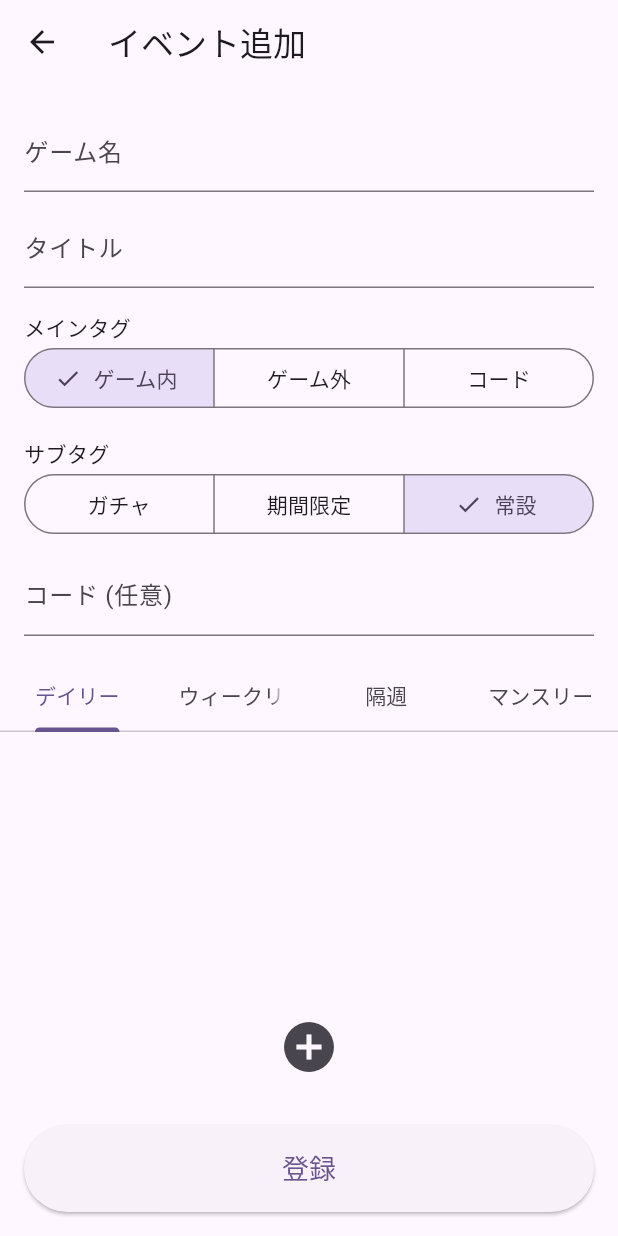
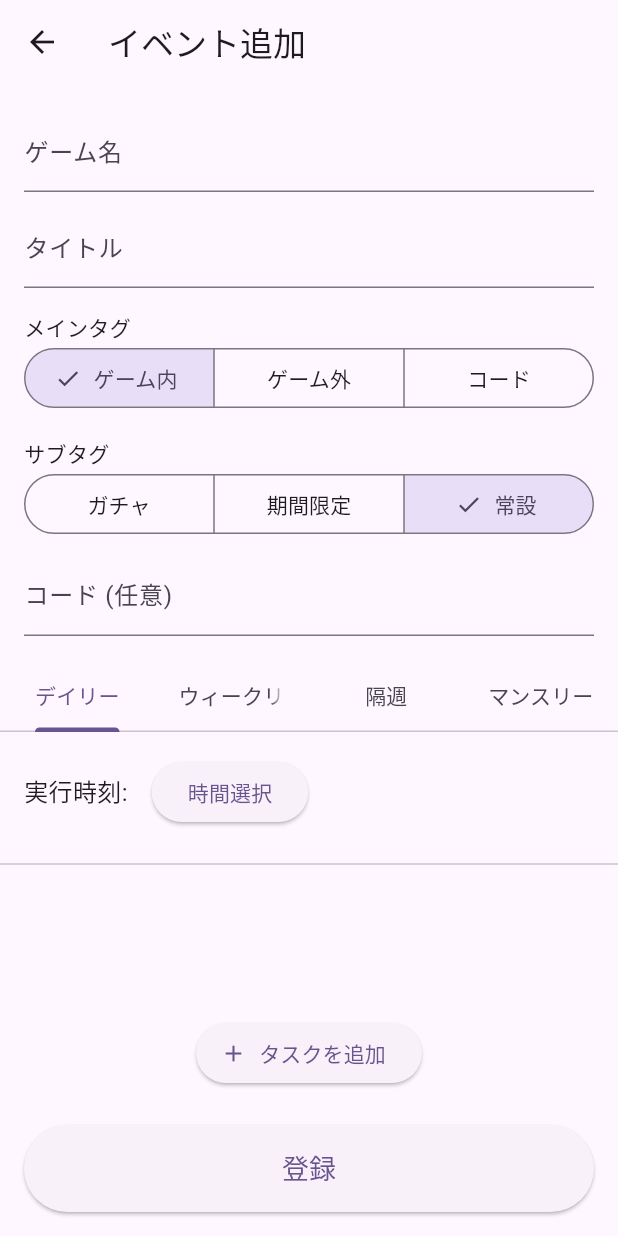
Before and after one commit to onpuuki/game-tracker, a Flutter app: the screen it shows after launch, in the side drawer, after a tap on "イベント追加", on a phone screen of 412 x 824 dp. Run offline on Flutter 3.47's test engine with Material 3 defaults, Android fonts, the phone set to English and light mode, and no system bars; our stand-ins replace cloud_firestore, cloud_functions, firebase_core, shared_preferences; accounts and stored records are empty.

Commit message:
Refactor add event screen UI and state management
Separates the schedule configuration from the task lists within each tab. The schedule options (time, day of week, date) are now fixed at the top of their respective tabs, and the dynamic task list specifically manages `TextEditingController` objects for the task names. Removed the legacy Task classes (`DailyTask`, `WeeklyTask`, etc.) to decouple the logic.

Co-authored-by: onpuuki <220911838+onpuuki@users.noreply.github.com>

```diff
--- a/frontend/lib/screens/add_event_screen.dart
+++ b/frontend/lib/screens/add_event_screen.dart
@@ -1,43 +1,4 @@
 import 'package:flutter/material.dart';
-
-class DailyTask {
-  TimeOfDay? time;
-  final TextEditingController nameController = TextEditingController();
-
-  void dispose() {
-    nameController.dispose();
-  }
-}
-
-class WeeklyTask {
-  String? dayOfWeek;
-  TimeOfDay? time;
-  final TextEditingController nameController = TextEditingController();
-
-  void dispose() {
-    nameController.dispose();
-  }
-}
-
-class BiweeklyTask {
-  DateTime? startDate;
-  TimeOfDay? time;
-  final TextEditingController nameController = TextEditingController();
-
-  void dispose() {
-    nameController.dispose();
-  }
-}
-
-class MonthlyTask {
-  DateTime? startDate;
-  TimeOfDay? time;
-  final TextEditingController nameController = TextEditingController();
-
-  void dispose() {
-    nameController.dispose();
-  }
-}
 
 class AddEventScreen extends StatefulWidget {
   const AddEventScreen({super.key});
@@ -54,10 +15,20 @@ class _AddEventScreenState extends State<AddEventScreen> {
   String _mainTag = 'ゲーム内';
   String _subTag = '常設';
 
-  final List<DailyTask> _dailyTasks = [];
-  final List<WeeklyTask> _weeklyTasks = [];
-  final List<BiweeklyTask> _biweeklyTasks = [];
-  final List<MonthlyTask> _monthlyTasks = [];
+  TimeOfDay? _dailyTime;
+  final List<TextEditingController> _dailyTaskControllers = [];
+
+  String? _weeklyDayOfWeek;
+  TimeOfDay? _weeklyTime;
+  final List<TextEditingController> _weeklyTaskControllers = [];
+
+  DateTime? _biweeklyStartDate;
+  TimeOfDay? _biweeklyTime;
+  final List<TextEditingController> _biweeklyTaskControllers = [];
+
+  DateTime? _monthlyStartDate;
+  TimeOfDay? _monthlyTime;
+  final List<TextEditingController> _monthlyTaskControllers = [];
 
   final List<String> _daysOfWeek = ['月', '火', '水', '木', '金', '土', '日'];
 
@@ -66,10 +37,10 @@ class _AddEventScreenState extends State<AddEventScreen> {
     _gameNameController.dispose();
     _titleController.dispose();
     _codeController.dispose();
-    for (var task in _dailyTasks) { task.dispose(); }
-    for (var task in _weeklyTasks) { task.dispose(); }
-    for (var task in _biweeklyTasks) { task.dispose(); }
-    for (var task in _monthlyTasks) { task.dispose(); }
+    for (var controller in _dailyTaskControllers) { controller.dispose(); }
+    for (var controller in _weeklyTaskControllers) { controller.dispose(); }
+    for (var controller in _biweeklyTaskControllers) { controller.dispose(); }
+    for (var controller in _monthlyTaskControllers) { controller.dispose(); }
     super.dispose();
   }
 
@@ -81,24 +52,32 @@ class _AddEventScreenState extends State<AddEventScreen> {
     debugPrint('Sub Tag: $_subTag');
     debugPrint('Code: ${_codeController.text}');
 
-    debugPrint('--- Daily Tasks ---');
-    for (var task in _dailyTasks) {
-      debugPrint('Time: ${task.time?.format(context)}, Name: ${task.nameController.text}');
+    debugPrint('--- Daily Schedule ---');
+    debugPrint('Time: ${_dailyTime?.format(context)}');
+    debugPrint('Tasks:');
+    for (var controller in _dailyTaskControllers) {
+      debugPrint('  - ${controller.text}');
     }
 
-    debugPrint('--- Weekly Tasks ---');
-    for (var task in _weeklyTasks) {
-      debugPrint('Day: ${task.dayOfWeek}, Time: ${task.time?.format(context)}, Name: ${task.nameController.text}');
+    debugPrint('--- Weekly Schedule ---');
+    debugPrint('Day: $_weeklyDayOfWeek, Time: ${_weeklyTime?.format(context)}');
+    debugPrint('Tasks:');
+    for (var controller in _weeklyTaskControllers) {
+      debugPrint('  - ${controller.text}');
     }
 
-    debugPrint('--- Biweekly Tasks ---');
-    for (var task in _biweeklyTasks) {
-      debugPrint('StartDate: ${task.startDate?.toIso8601String().split('T')[0]}, Time: ${task.time?.format(context)}, Name: ${task.nameController.text}');
+    debugPrint('--- Biweekly Schedule ---');
+    debugPrint('StartDate: ${_biweeklyStartDate?.toIso8601String().split('T')[0]}, Time: ${_biweeklyTime?.format(context)}');
+    debugPrint('Tasks:');
+    for (var controller in _biweeklyTaskControllers) {
+      debugPrint('  - ${controller.text}');
     }
 
-    debugPrint('--- Monthly Tasks ---');
-    for (var task in _monthlyTasks) {
-      debugPrint('StartDate: ${task.startDate?.toIso8601String().split('T')[0]}, Time: ${task.time?.format(context)}, Name: ${task.nameController.text}');
+    debugPrint('--- Monthly Schedule ---');
+    debugPrint('StartDate: ${_monthlyStartDate?.toIso8601String().split('T')[0]}, Time: ${_monthlyTime?.format(context)}');
+    debugPrint('Tasks:');
+    for (var controller in _monthlyTaskControllers) {
+      debugPrint('  - ${controller.text}');
     }
     debugPrint('======================');
 
@@ -187,25 +166,34 @@ class _AddEventScreenState extends State<AddEventScreen> {
   Widget _buildDailyList() {
     return Column(
       children: [
+        Padding(
+          padding: const EdgeInsets.all(16.0),
+          child: Row(
+            children: [
+              const Text('実行時刻:', style: TextStyle(fontSize: 16)),
+              const SizedBox(width: 16),
+              ElevatedButton(
+                onPressed: () => _selectTime(context, (time) => setState(() => _dailyTime = time), _dailyTime),
+                child: Text(_dailyTime?.format(context) ?? '時間選択'),
+              ),
+            ],
+          ),
+        ),
+        const Divider(),
         Expanded(
           child: ListView.builder(
-            itemCount: _dailyTasks.length,
+            itemCount: _dailyTaskControllers.length,
             itemBuilder: (context, index) {
-              final task = _dailyTasks[index];
               return ListTile(
-                leading: TextButton(
-                  onPressed: () => _selectTime(context, (time) => setState(() => task.time = time), task.time),
-                  child: Text(task.time?.format(context) ?? '時間選択'),
-                ),
                 title: TextField(
-                  controller: task.nameController,
+                  controller: _dailyTaskControllers[index],
                   decoration: const InputDecoration(hintText: 'タスク名'),
                 ),
                 trailing: IconButton(
                   icon: const Icon(Icons.delete),
                   onPressed: () => setState(() {
-                    task.dispose();
-                    _dailyTasks.removeAt(index);
+                    _dailyTaskControllers[index].dispose();
+                    _dailyTaskControllers.removeAt(index);
                   }),
                 ),
               );
@@ -214,10 +202,11 @@ class _AddEventScreenState extends State<AddEventScreen> {
         ),
         Padding(
           padding: const EdgeInsets.all(8.0),
-          child: IconButton(
-            icon: const Icon(Icons.add_circle, size: 40),
+          child: ElevatedButton.icon(
+            icon: const Icon(Icons.add),
+            label: const Text('タスクを追加'),
             onPressed: () => setState(() {
-              _dailyTasks.add(DailyTask());
+              _dailyTaskControllers.add(TextEditingController());
             }),
           ),
         ),
@@ -228,17 +217,14 @@ class _AddEventScreenState extends State<AddEventScreen> {
   Widget _buildWeeklyList() {
     return Column(
       children: [
-        Expanded(
-          child: ListView.builder(
-            itemCount: _weeklyTasks.length,
-            itemBuilder: (context, index) {
-              final task = _weeklyTasks[index];
-              return ListTile(
-                leading: Row(
-                  mainAxisSize: MainAxisSize.min,
+        Padding(
+          padding: const EdgeInsets.all(16.0),
+          child: Row(
             children: [
+              const Text('実行曜日・時刻:', style: TextStyle(fontSize: 16)),
+              const SizedBox(width: 16),
               DropdownButton<String>(
-                      value: task.dayOfWeek,
+                value: _weeklyDayOfWeek,
                 hint: const Text('曜日'),
                 items: _daysOfWeek.map((String day) {
                   return DropdownMenuItem<String>(
@@ -248,26 +234,33 @@ class _AddEventScreenState extends State<AddEventScreen> {
                 }).toList(),
                 onChanged: (String? newValue) {
                   setState(() {
-                          task.dayOfWeek = newValue;
+                    _weeklyDayOfWeek = newValue;
                   });
                 },
               ),
-                    const SizedBox(width: 8),
-                    TextButton(
-                      onPressed: () => _selectTime(context, (time) => setState(() => task.time = time), task.time),
-                      child: Text(task.time?.format(context) ?? '時間選択'),
+              const SizedBox(width: 16),
+              ElevatedButton(
+                onPressed: () => _selectTime(context, (time) => setState(() => _weeklyTime = time), _weeklyTime),
+                child: Text(_weeklyTime?.format(context) ?? '時間選択'),
               ),
             ],
           ),
+        ),
+        const Divider(),
+        Expanded(
+          child: ListView.builder(
+            itemCount: _weeklyTaskControllers.length,
+            itemBuilder: (context, index) {
+              return ListTile(
                 title: TextField(
-                  controller: task.nameController,
+                  controller: _weeklyTaskControllers[index],
                   decoration: const InputDecoration(hintText: 'タスク名'),
                 ),
                 trailing: IconButton(
                   icon: const Icon(Icons.delete),
                   onPressed: () => setState(() {
-                    task.dispose();
-                    _weeklyTasks.removeAt(index);
+                    _weeklyTaskControllers[index].dispose();
+                    _weeklyTaskControllers.removeAt(index);
                   }),
                 ),
               );
@@ -276,10 +269,11 @@ class _AddEventScreenState extends State<AddEventScreen> {
         ),
         Padding(
           padding: const EdgeInsets.all(8.0),
-          child: IconButton(
-            icon: const Icon(Icons.add_circle, size: 40),
+          child: ElevatedButton.icon(
+            icon: const Icon(Icons.add),
+            label: const Text('タスクを追加'),
             onPressed: () => setState(() {
-              _weeklyTasks.add(WeeklyTask());
+              _weeklyTaskControllers.add(TextEditingController());
             }),
           ),
         ),
@@ -290,33 +284,42 @@ class _AddEventScreenState extends State<AddEventScreen> {
   Widget _buildBiweeklyList() {
     return Column(
       children: [
-        Expanded(
-          child: ListView.builder(
-            itemCount: _biweeklyTasks.length,
-            itemBuilder: (context, index) {
-              final task = _biweeklyTasks[index];
-              return ListTile(
-                leading: TextButton(
+        Padding(
+          padding: const EdgeInsets.all(16.0),
+          child: Row(
+            children: [
+              const Text('起点日時:', style: TextStyle(fontSize: 16)),
+              const SizedBox(width: 16),
+              ElevatedButton(
                 onPressed: () async {
-                    await _selectDate(context, (date) => setState(() => task.startDate = date), task.startDate);
+                  await _selectDate(context, (date) => setState(() => _biweeklyStartDate = date), _biweeklyStartDate);
                   if (!context.mounted) return;
-                    await _selectTime(context, (time) => setState(() => task.time = time), task.time);
+                  await _selectTime(context, (time) => setState(() => _biweeklyTime = time), _biweeklyTime);
                 },
                 child: Text(
-                    task.startDate != null
-                        ? '${task.startDate!.month}/${task.startDate!.day} ${task.time?.format(context) ?? ''}'
+                  _biweeklyStartDate != null
+                      ? '${_biweeklyStartDate!.month}/${_biweeklyStartDate!.day} ${_biweeklyTime?.format(context) ?? ''}'
                       : '日時選択',
                 ),
               ),
+            ],
+          ),
+        ),
+        const Divider(),
+        Expanded(
+          child: ListView.builder(
+            itemCount: _biweeklyTaskControllers.length,
+            itemBuilder: (context, index) {
+              return ListTile(
                 title: TextField(
-                  controller: task.nameController,
+                  controller: _biweeklyTaskControllers[index],
                   decoration: const InputDecoration(hintText: 'タスク名'),
                 ),
                 trailing: IconButton(
                   icon: const Icon(Icons.delete),
                   onPressed: () => setState(() {
-                    task.dispose();
-                    _biweeklyTasks.removeAt(index);
+                    _biweeklyTaskControllers[index].dispose();
+                    _biweeklyTaskControllers.removeAt(index);
                   }),
                 ),
               );
@@ -325,10 +328,11 @@ class _AddEventScreenState extends State<AddEventScreen> {
         ),
         Padding(
           padding: const EdgeInsets.all(8.0),
-          child: IconButton(
-            icon: const Icon(Icons.add_circle, size: 40),
+          child: ElevatedButton.icon(
+            icon: const Icon(Icons.add),
+            label: const Text('タスクを追加'),
             onPressed: () => setState(() {
-              _biweeklyTasks.add(BiweeklyTask());
+              _biweeklyTaskControllers.add(TextEditingController());
             }),
           ),
         ),
@@ -339,33 +343,42 @@ class _AddEventScreenState extends State<AddEventScreen> {
   Widget _buildMonthlyList() {
     return Column(
       children: [
-        Expanded(
-          child: ListView.builder(
-            itemCount: _monthlyTasks.length,
-            itemBuilder: (context, index) {
-              final task = _monthlyTasks[index];
-              return ListTile(
-                leading: TextButton(
+        Padding(
+          padding: const EdgeInsets.all(16.0),
+          child: Row(
+            children: [
+              const Text('起点日時:', style: TextStyle(fontSize: 16)),
+              const SizedBox(width: 16),
+              ElevatedButton(
                 onPressed: () async {
-                    await _selectDate(context, (date) => setState(() => task.startDate = date), task.startDate);
+                  await _selectDate(context, (date) => setState(() => _monthlyStartDate = date), _monthlyStartDate);
                   if (!context.mounted) return;
-                    await _selectTime(context, (time) => setState(() => task.time = time), task.time);
+                  await _selectTime(context, (time) => setState(() => _monthlyTime = time), _monthlyTime);
                 },
                 child: Text(
-                    task.startDate != null
-                        ? '${task.startDate!.month}/${task.startDate!.day} ${task.time?.format(context) ?? ''}'
+                  _monthlyStartDate != null
+                      ? '${_monthlyStartDate!.month}/${_monthlyStartDate!.day} ${_monthlyTime?.format(context) ?? ''}'
                       : '日時選択',
                 ),
               ),
+            ],
+          ),
+        ),
+        const Divider(),
+        Expanded(
+          child: ListView.builder(
+            itemCount: _monthlyTaskControllers.length,
+            itemBuilder: (context, index) {
+              return ListTile(
                 title: TextField(
-                  controller: task.nameController,
+                  controller: _monthlyTaskControllers[index],
                   decoration: const InputDecoration(hintText: 'タスク名'),
                 ),
                 trailing: IconButton(
                   icon: const Icon(Icons.delete),
                   onPressed: () => setState(() {
-                    task.dispose();
-                    _monthlyTasks.removeAt(index);
+                    _monthlyTaskControllers[index].dispose();
+                    _monthlyTaskControllers.removeAt(index);
                   }),
                 ),
               );
@@ -374,10 +387,11 @@ class _AddEventScreenState extends State<AddEventScreen> {
         ),
         Padding(
           padding: const EdgeInsets.all(8.0),
-          child: IconButton(
-            icon: const Icon(Icons.add_circle, size: 40),
+          child: ElevatedButton.icon(
+            icon: const Icon(Icons.add),
+            label: const Text('タスクを追加'),
             onPressed: () => setState(() {
-              _monthlyTasks.add(MonthlyTask());
+              _monthlyTaskControllers.add(TextEditingController());
             }),
           ),
         ),
```
Lines whose indentation alone changed are shown as unchanged.
